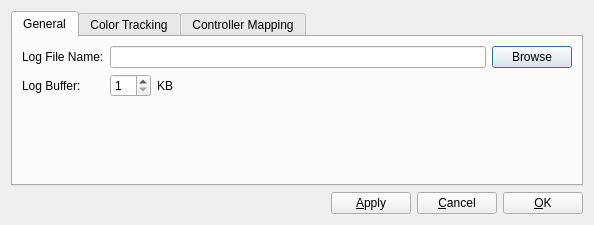
Before: the Qt Designer form heliview/src/SettingsDialog.ui in gcsmith/ktgt-uav-desktop, drawn with Qt 5.
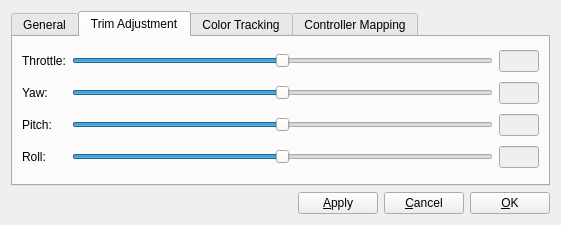
After: the same form once the commit is applied.

Commit message: add placeholders for trim adjustment and capture & replay

The edit to the form file:
```diff
--- a/heliview/src/SettingsDialog.ui
+++ b/heliview/src/SettingsDialog.ui
@@ -6,7 +6,7 @@
    <rect>
     <x>0</x>
     <y>0</y>
-    <width>594</width>
+    <width>561</width>
     <height>225</height>
    </rect>
   </property>
@@ -19,9 +19,9 @@
   <property name="windowTitle">
    <string>Settings</string>
   </property>
-  <layout class="QVBoxLayout" name="verticalLayout">
-   <item>
-    <widget class="QTabWidget" name="tabWidget">
+  <layout class="QGridLayout" name="gridLayout_4">
+   <item row="0" column="0">
+    <widget class="QTabWidget" name="tabSettings">
      <property name="minimumSize">
       <size>
        <width>400</width>
@@ -29,7 +29,7 @@
       </size>
      </property>
      <property name="currentIndex">
-      <number>0</number>
+      <number>1</number>
      </property>
      <widget class="QWidget" name="tGeneral">
       <attribute name="title">
@@ -106,7 +106,176 @@
        </item>
       </layout>
      </widget>
-     <widget class="QWidget" name="tab">
+     <widget class="QWidget" name="tabTrimAdjustment">
+      <attribute name="title">
+       <string>Trim Adjustment</string>
+      </attribute>
+      <layout class="QGridLayout" name="gridLayout_5">
+       <item row="0" column="1">
+        <widget class="QSlider" name="slideThrottle">
+         <property name="maximum">
+          <number>100</number>
+         </property>
+         <property name="sliderPosition">
+          <number>50</number>
+         </property>
+         <property name="orientation">
+          <enum>Qt::Horizontal</enum>
+         </property>
+        </widget>
+       </item>
+       <item row="2" column="1">
+        <widget class="QSlider" name="slideYaw">
+         <property name="minimum">
+          <number>0</number>
+         </property>
+         <property name="maximum">
+          <number>100</number>
+         </property>
+         <property name="sliderPosition">
+          <number>50</number>
+         </property>
+         <property name="orientation">
+          <enum>Qt::Horizontal</enum>
+         </property>
+        </widget>
+       </item>
+       <item row="3" column="1">
+        <widget class="QSlider" name="slidePitch">
+         <property name="maximum">
+          <number>100</number>
+         </property>
+         <property name="sliderPosition">
+          <number>50</number>
+         </property>
+         <property name="orientation">
+          <enum>Qt::Horizontal</enum>
+         </property>
+        </widget>
+       </item>
+       <item row="5" column="1">
+        <widget class="QSlider" name="slideRoll">
+         <property name="maximum">
+          <number>100</number>
+         </property>
+         <property name="sliderPosition">
+          <number>50</number>
+         </property>
+         <property name="orientation">
+          <enum>Qt::Horizontal</enum>
+         </property>
+        </widget>
+       </item>
+       <item row="0" column="0">
+        <widget class="QLabel" name="lblThrottle">
+         <property name="text">
+          <string>Throttle:</string>
+         </property>
+        </widget>
+       </item>
+       <item row="2" column="0">
+        <widget class="QLabel" name="lblYaw">
+         <property name="text">
+          <string>Yaw:</string>
+         </property>
+        </widget>
+       </item>
+       <item row="3" column="0">
+        <widget class="QLabel" name="lblPitch">
+         <property name="text">
+          <string>Pitch:</string>
+         </property>
+        </widget>
+       </item>
+       <item row="5" column="0">
+        <widget class="QLabel" name="lblRoll">
+         <property name="text">
+          <string>Roll:</string>
+         </property>
+        </widget>
+       </item>
+       <item row="0" column="2">
+        <widget class="QLineEdit" name="lineEdit">
+         <property name="enabled">
+          <bool>false</bool>
+         </property>
+         <property name="sizePolicy">
+          <sizepolicy hsizetype="Fixed" vsizetype="Fixed">
+           <horstretch>0</horstretch>
+           <verstretch>0</verstretch>
+          </sizepolicy>
+         </property>
+         <property name="maximumSize">
+          <size>
+           <width>40</width>
+           <height>16777215</height>
+          </size>
+         </property>
+        </widget>
+       </item>
+       <item row="2" column="2">
+        <widget class="QLineEdit" name="lineEdit_2">
+         <property name="enabled">
+          <bool>false</bool>
+         </property>
+         <property name="sizePolicy">
+          <sizepolicy hsizetype="Fixed" vsizetype="Fixed">
+           <horstretch>0</horstretch>
+           <verstretch>0</verstretch>
+          </sizepolicy>
+         </property>
+         <property name="maximumSize">
+          <size>
+           <width>40</width>
+           <height>16777215</height>
+          </size>
+         </property>
+        </widget>
+       </item>
+       <item row="3" column="2">
+        <widget class="QLineEdit" name="lineEdit_3">
+         <property name="enabled">
+          <bool>false</bool>
+         </property>
+         <property name="sizePolicy">
+          <sizepolicy hsizetype="Fixed" vsizetype="Fixed">
+           <horstretch>0</horstretch>
+           <verstretch>0</verstretch>
+          </sizepolicy>
+         </property>
+         <property name="maximumSize">
+          <size>
+           <width>40</width>
+           <height>16777215</height>
+          </size>
+         </property>
+        </widget>
+       </item>
+       <item row="5" column="2">
+        <widget class="QLineEdit" name="lineEdit_4">
+         <property name="enabled">
+          <bool>false</bool>
+         </property>
+         <property name="sizePolicy">
+          <sizepolicy hsizetype="Fixed" vsizetype="Fixed">
+           <horstretch>0</horstretch>
+           <verstretch>0</verstretch>
+          </sizepolicy>
+         </property>
+         <property name="maximumSize">
+          <size>
+           <width>40</width>
+           <height>16777215</height>
+          </size>
+         </property>
+         <property name="maxLength">
+          <number>32768</number>
+         </property>
+        </widget>
+       </item>
+      </layout>
+     </widget>
+     <widget class="QWidget" name="tabColorTracking">
       <attribute name="title">
        <string>Color Tracking</string>
       </attribute>
@@ -312,7 +481,7 @@
         </widget>
        </item>
        <item row="0" column="1">
-        <widget class="QLineEdit" name="lineEdit">
+        <widget class="QLineEdit" name="editThrottleAxis">
          <property name="readOnly">
           <bool>true</bool>
          </property>
@@ -329,7 +498,7 @@
         </widget>
        </item>
        <item row="1" column="1">
-        <widget class="QLineEdit" name="lineEdit_2">
+        <widget class="QLineEdit" name="editYawAxis">
          <property name="readOnly">
           <bool>true</bool>
          </property>
@@ -346,7 +515,7 @@
         </widget>
        </item>
        <item row="2" column="1">
-        <widget class="QLineEdit" name="lineEdit_3">
+        <widget class="QLineEdit" name="editPitchAxis">
          <property name="readOnly">
           <bool>true</bool>
          </property>
@@ -363,7 +532,7 @@
         </widget>
        </item>
        <item row="3" column="1">
-        <widget class="QLineEdit" name="lineEdit_4">
+        <widget class="QLineEdit" name="editRollAxis">
          <property name="readOnly">
           <bool>true</bool>
          </property>
@@ -457,8 +626,8 @@
      </widget>
     </widget>
    </item>
-   <item>
-    <widget class="QWidget" name="widget" native="true">
+   <item row="1" column="0">
+    <widget class="QWidget" name="dialogButtonBar" native="true">
      <layout class="QHBoxLayout" name="horizontalLayout">
       <property name="margin">
        <number>0</number>
```
Left out of the diff: 36 changed lines with no effect on the pictures. The commit also changes 2 other files.
